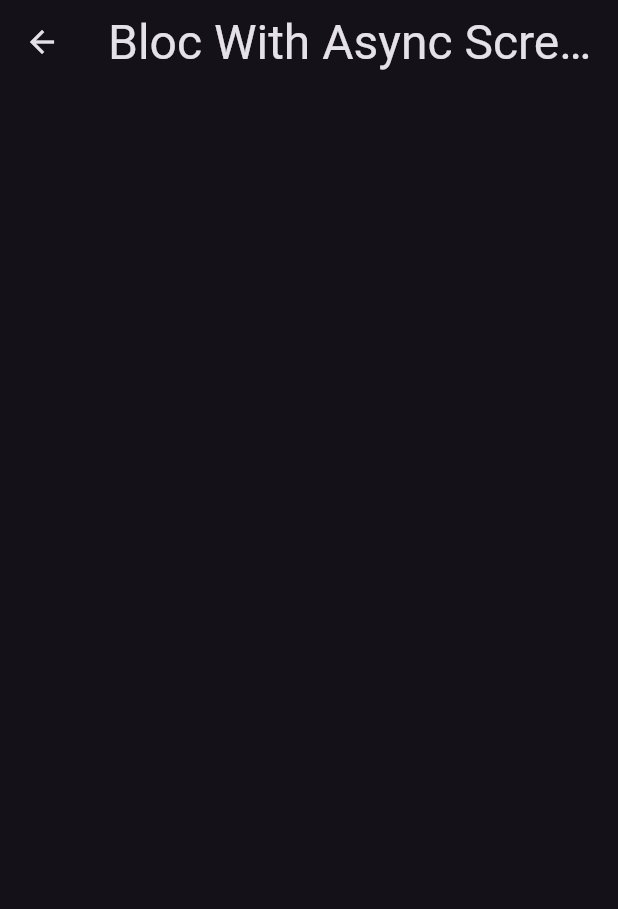
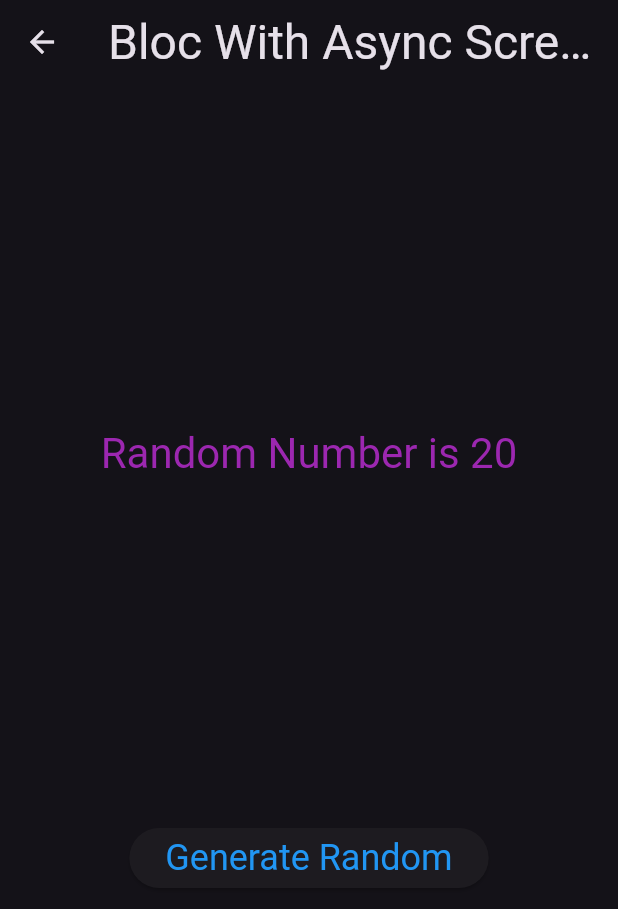
Before and after one commit to jinosh05/flutter_builders_eample, a Flutter app: the BlocWithAsync screen opened directly, on a phone screen of 412 x 824 dp. Shown: the top 909 px of the screen. Run offline on Flutter 3.47's test engine with Material 3 defaults, Android fonts, the phone set to English and light mode, and no system bars; our stand-ins replace bloc, flutter_bloc, nested.

Commit message:
BlocWithAsync UI created

```diff
--- a/lib/builders/bloc_with_async/bloc/async_bloc.dart
+++ b/lib/builders/bloc_with_async/bloc/async_bloc.dart
@@ -19,7 +19,7 @@ class AsyncBloc extends Bloc<AsyncEvent, AsyncState> {
   }
 
   Future<int> getRandomNumber() async {
-    await Future<void>.delayed(const Duration(seconds: 2));
+    await Future<void>.delayed(const Duration(seconds: 1));
     return Random().nextInt(100);
   }
 }
--- a/lib/builders/bloc_with_async/bloc_with_async.dart
+++ b/lib/builders/bloc_with_async/bloc_with_async.dart
@@ -20,7 +20,45 @@ class _BlocWithAsyncState extends State<BlocWithAsync> {
           style: Theme.of(context).textTheme.headlineLarge,
         ),
       ),
-      body: const Column(),
+      body: Column(
+        mainAxisAlignment: MainAxisAlignment.spaceEvenly,
+        children: <Widget>[
+          Center(
+            child: BlocBuilder<AsyncBloc, AsyncState>(
+              builder: (final BuildContext context, final AsyncState state) {
+                if (state is AsyncInitial) {
+                  bloc.add(GetRandomNumEvent());
+                  return const CircularProgressIndicator();
+                }
+                if (state is AsyncLoading) {
+                  return const CircularProgressIndicator();
+                }
+                if (state is AsyncLoaded) {
+                  return Text(
+                    "Random Number is ${state.number}",
+                    style: Theme.of(context).textTheme.headlineMedium!.copyWith(
+                          color: Colors.purple,
+                        ),
+                  );
+                }
+                return const Text("");
+              },
+            ),
+          ),
+          ElevatedButton(
+            onPressed: () {
+              bloc.add(GetRandomNumEvent());
+            },
+            child: Text(
+              "Generate Random",
+              style: Theme.of(context)
+                  .textTheme
+                  .headlineSmall!
+                  .copyWith(color: Colors.blue),
+            ),
+          ),
+        ],
+      ),
     );
   }
 }
--- a/lib/main.dart
+++ b/lib/main.dart
@@ -1,6 +1,7 @@
 import "package:flutter/material.dart";
 import "package:flutter_bloc/flutter_bloc.dart";
 import "package:flutter_builders_eample/builders/bloc_with_async/bloc/async_bloc.dart";
+import "package:flutter_builders_eample/builders/bloc_with_async/bloc_with_async.dart";
 import "package:flutter_builders_eample/builders/bloc_with_vlb/bloc/bloc1_bloc.dart";
 import "package:flutter_builders_eample/builders/bloc_with_vlb/bloc_with_vlb.dart";
 import "package:flutter_builders_eample/builders/builders.dart";
@@ -47,10 +48,7 @@ class MainApp extends StatelessWidget {
         theme: ThemeData.dark(),
         home: Builder(
           builder: (final BuildContext context) {
-            return BlocProvider<PageMemoryBloc>(
-              create: (final BuildContext context) => PageMemoryBloc(),
-              child: const PageMemoryScreen(),
-            );
+            return const BlocWithAsync();
             // ignore: dead_code
             return const BlocWithVlb();
             return const CubitWithVlb();
@@ -59,6 +57,10 @@ class MainApp extends StatelessWidget {
             return const ServiceWithVlb();
             return const VLBuildersPage();
             return HomePage();
+            return BlocProvider<PageMemoryBloc>(
+              create: (final BuildContext context) => PageMemoryBloc(),
+              child: const PageMemoryScreen(),
+            );
           },
         ),
       );
```
